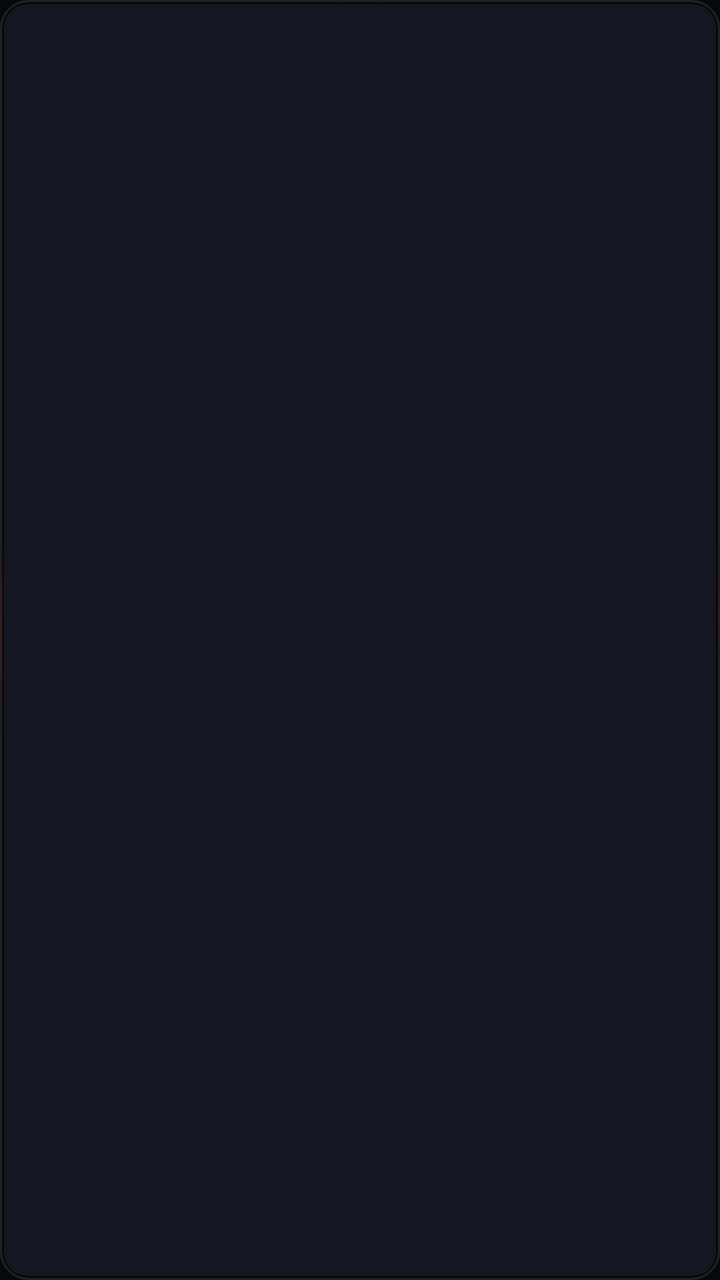
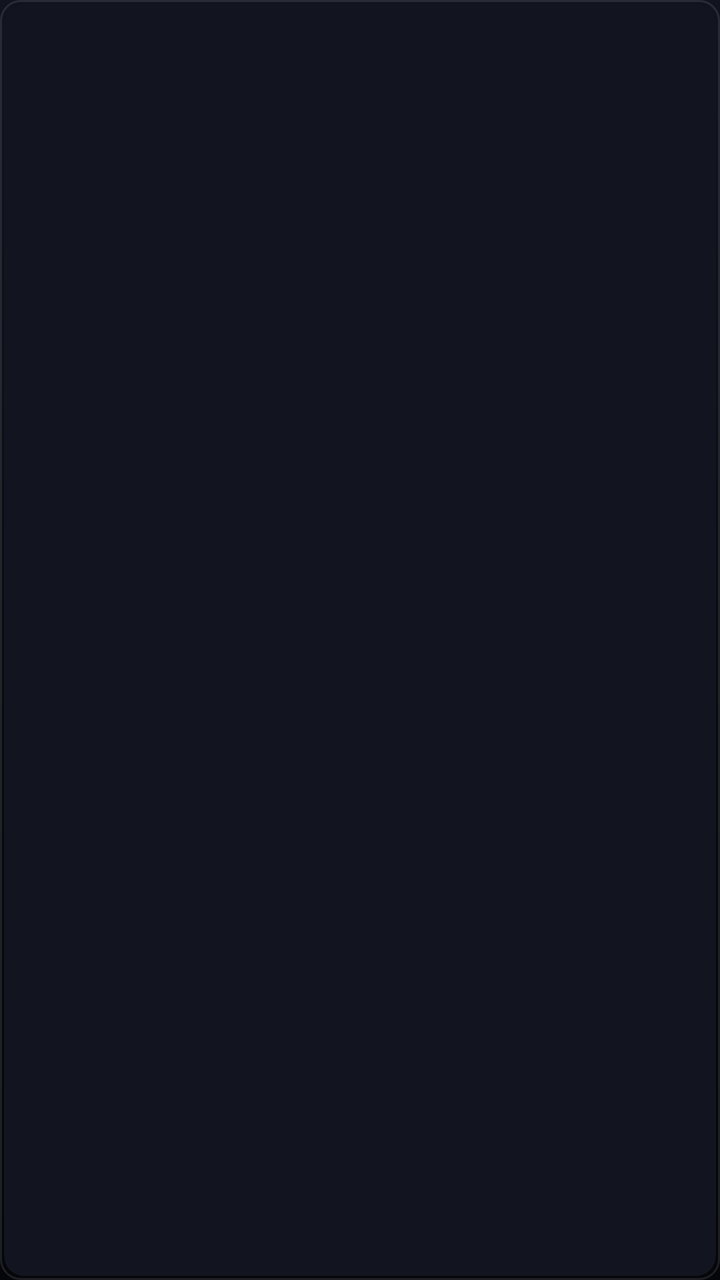

An Android layout rendered at two revisions. The XML below is the earlier revision; the diff shows what the commit changed to produce the second picture.
<!-- AndroidManifest.xml: application theme Theme.TvDetox -->
<!-- res/layout/item_app_card.xml -->
<?xml version="1.0" encoding="utf-8"?>
<FrameLayout xmlns:android="http://schemas.android.com/apk/res/android"
    xmlns:app="http://schemas.android.com/apk/res-auto"
    android:id="@+id/cardContainer"
    android:layout_width="240dp"
    android:layout_height="135dp"
    android:layout_marginEnd="16dp"
    android:clickable="true"
    android:focusable="true"
    android:focusableInTouchMode="true"
    android:clipChildren="false"
    android:clipToPadding="false">

    <androidx.cardview.widget.CardView
        android:id="@+id/cardView"
        android:layout_width="match_parent"
        android:layout_height="match_parent"
        android:layout_margin="2dp"
        app:cardCornerRadius="12dp"
        app:cardElevation="0dp"
        app:cardBackgroundColor="#141622">

        
        <ImageView
            android:id="@+id/ivBanner"
            android:layout_width="match_parent"
            android:layout_height="match_parent"
            android:scaleType="centerCrop"
            android:contentDescription="@null" />

        
        <LinearLayout
            android:id="@+id/layoutFallback"
            android:layout_width="match_parent"
            android:layout_height="match_parent"
            android:gravity="center"
            android:orientation="vertical"
            android:background="#1C1E2C"
            android:padding="12dp"
            android:visibility="gone">

            <ImageView
                android:id="@+id/ivIcon"
                android:layout_width="48dp"
                android:layout_height="48dp"
                android:contentDescription="@null" />

            <TextView
                android:id="@+id/tvTitle"
                android:layout_width="wrap_content"
                android:layout_height="wrap_content"
                android:layout_marginTop="8dp"
                android:textColor="#FFFFFF"
                android:textSize="13sp"
                android:textStyle="bold"
                android:ellipsize="end"
                android:maxLines="1" />
        </LinearLayout>
    </androidx.cardview.widget.CardView>

    
    <View
        android:id="@+id/vFocusRing"
        android:layout_width="match_parent"
        android:layout_height="match_parent"
        android:background="@drawable/bg_card_focus_ring"
        android:duplicateParentState="true" />

</FrameLayout>
<!-- resources referenced by this layout -->
<resources>
  <!-- drawable bg_card_focus_ring (drawable) -->
  <?xml version="1.0" encoding="utf-8"?>
  <selector xmlns:android="http://schemas.android.com/apk/res/android">
      <item android:state_focused="true">
          <shape android:shape="rectangle">
              <corners android:radius="14dp" />
              <stroke
                  android:width="3dp"
                  android:color="#FFFFFF" />
              <solid android:color="#00000000" />
          </shape>
      </item>
      <item>
          <shape android:shape="rectangle">
              <corners android:radius="14dp" />
              <stroke
                  android:width="1dp"
                  android:color="#1AFFFFFF" />
              <solid android:color="#00000000" />
          </shape>
      </item>
  </selector>
  <style name="Theme.TvDetox" parent="Theme.AppCompat.NoActionBar">
          <item name="android:windowNoTitle">true</item>
          <item name="android:windowActionBar">false</item>
          <item name="android:windowFullscreen">true</item>
          <item name="android:windowContentOverlay">@null</item>
          <item name="android:windowBackground">@drawable/bg_launcher</item>
          <item name="android:textColor">@color/text_white</item>
      </style>
  <!-- drawable bg_launcher (drawable) -->
  <?xml version="1.0" encoding="utf-8"?>
  <layer-list xmlns:android="http://schemas.android.com/apk/res/android">
      <item>
          <shape android:shape="rectangle">
              <solid android:color="#07080B" />
          </shape>
      </item>
      <item>
          <shape android:shape="oval">
              <gradient
                  android:type="radial"
                  android:gradientRadius="65%p"
                  android:centerX="45%"
                  android:centerY="35%"
                  android:startColor="#4D0C0F"
                  android:centerColor="#250508"
                  android:endColor="#0007080B" />
          </shape>
      </item>
  </layer-list>
  <color name="text_white">#FFFFFF</color>
</resources>

<!-- the commit's change to res/layout/item_app_card.xml (unified diff, before → after) -->
@@ -2,9 +2,9 @@
 <FrameLayout xmlns:android="http://schemas.android.com/apk/res/android"
     xmlns:app="http://schemas.android.com/apk/res-auto"
     android:id="@+id/cardContainer"
-    android:layout_width="240dp"
-    android:layout_height="135dp"
-    android:layout_marginEnd="16dp"
+    android:layout_width="190dp"
+    android:layout_height="107dp"
+    android:layout_marginEnd="14dp"
     android:clickable="true"
     android:focusable="true"
     android:focusableInTouchMode="true"
@@ -16,16 +16,17 @@
         android:layout_width="match_parent"
         android:layout_height="match_parent"
         android:layout_margin="2dp"
-        app:cardCornerRadius="12dp"
+        app:cardCornerRadius="10dp"
         app:cardElevation="0dp"
-        app:cardBackgroundColor="#141622">
+        app:cardBackgroundColor="#12141F">
 
         
         <ImageView
             android:id="@+id/ivBanner"
             android:layout_width="match_parent"
             android:layout_height="match_parent"
-            android:scaleType="centerCrop"
+            android:scaleType="fitCenter"
+            android:adjustViewBounds="true"
             android:contentDescription="@null" />
 
         
@@ -35,23 +36,23 @@
             android:layout_height="match_parent"
             android:gravity="center"
             android:orientation="vertical"
-            android:background="#1C1E2C"
-            android:padding="12dp"
+            android:background="#151724"
+            android:padding="8dp"
             android:visibility="gone">
 
             <ImageView
                 android:id="@+id/ivIcon"
-                android:layout_width="48dp"
-                android:layout_height="48dp"
+                android:layout_width="40dp"
+                android:layout_height="40dp"
                 android:contentDescription="@null" />
 
             <TextView
                 android:id="@+id/tvTitle"
                 android:layout_width="wrap_content"
                 android:layout_height="wrap_content"
-                android:layout_marginTop="8dp"
+                android:layout_marginTop="6dp"
                 android:textColor="#FFFFFF"
-                android:textSize="13sp"
+                android:textSize="12sp"
                 android:textStyle="bold"
                 android:ellipsize="end"
                 android:maxLines="1" />
<!-- resource entries referenced after the edit -->
@@ -5,16 +5,16 @@
   <selector xmlns:android="http://schemas.android.com/apk/res/android">
       <item android:state_focused="true">
           <shape android:shape="rectangle">
-              <corners android:radius="14dp" />
+              <corners android:radius="10dp" />
               <stroke
-                  android:width="3dp"
+                  android:width="2.5dp"
                   android:color="#FFFFFF" />
               <solid android:color="#00000000" />
           </shape>
       </item>
       <item>
           <shape android:shape="rectangle">
-              <corners android:radius="14dp" />
+              <corners android:radius="10dp" />
               <stroke
                   android:width="1dp"
                   android:color="#1AFFFFFF" />
@@ -32,25 +32,15 @@
       </style>
   <!-- drawable bg_launcher (drawable) -->
   <?xml version="1.0" encoding="utf-8"?>
-  <layer-list xmlns:android="http://schemas.android.com/apk/res/android">
-      <item>
-          <shape android:shape="rectangle">
-              <solid android:color="#07080B" />
-          </shape>
-      </item>
-      <item>
-          <shape android:shape="oval">
-              <gradient
-                  android:type="radial"
-                  android:gradientRadius="65%p"
-                  android:centerX="45%"
-                  android:centerY="35%"
-                  android:startColor="#4D0C0F"
-                  android:centerColor="#250508"
-                  android:endColor="#0007080B" />
-          </shape>
-      </item>
-  </layer-list>
+  <shape xmlns:android="http://schemas.android.com/apk/res/android"
+      android:shape="rectangle">
+      <gradient
+          android:type="linear"
+          android:angle="270"
+          android:startColor="#11131F"
+          android:centerColor="#0A0B11"
+          android:endColor="#050609" />
+  </shape>
   <color name="text_white">#FFFFFF</color>
 </resources>
 
